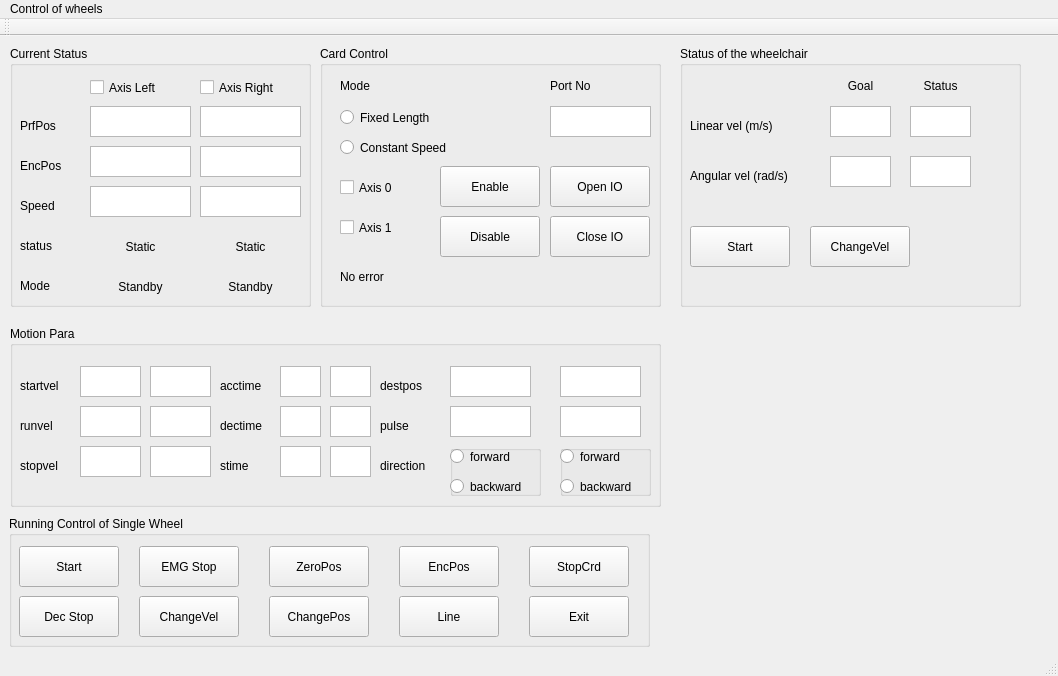
This is mainwindow.ui in christopherouyang/wheelchair_controller as Qt 5 draws it before an edit. The edited form follows.
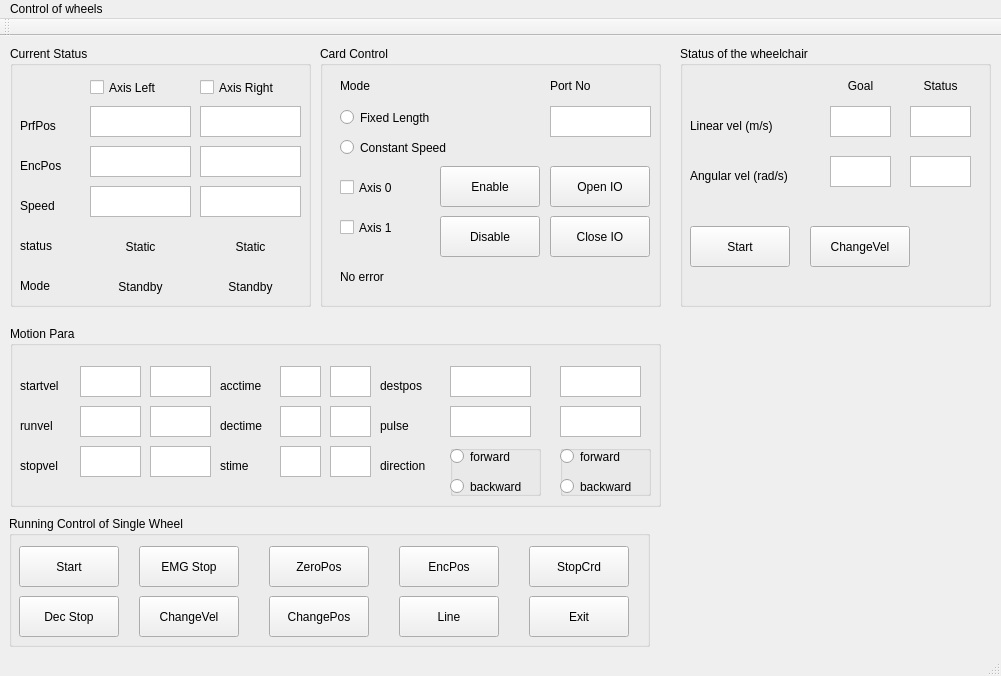
This is the edited form.

Diff of the .ui file:
```diff
--- a/mainwindow.ui
+++ b/mainwindow.ui
@@ -6,7 +6,7 @@
    <rect>
     <x>0</x>
     <y>0</y>
-    <width>1058</width>
+    <width>1001</width>
     <height>676</height>
    </rect>
   </property>
@@ -1035,7 +1035,7 @@
      <rect>
       <x>680</x>
       <y>10</y>
-      <width>341</width>
+      <width>311</width>
       <height>261</height>
      </rect>
     </property>
@@ -1190,7 +1190,7 @@
     <rect>
      <x>0</x>
      <y>0</y>
-     <width>1058</width>
+     <width>1001</width>
      <height>22</height>
     </rect>
    </property>
```
